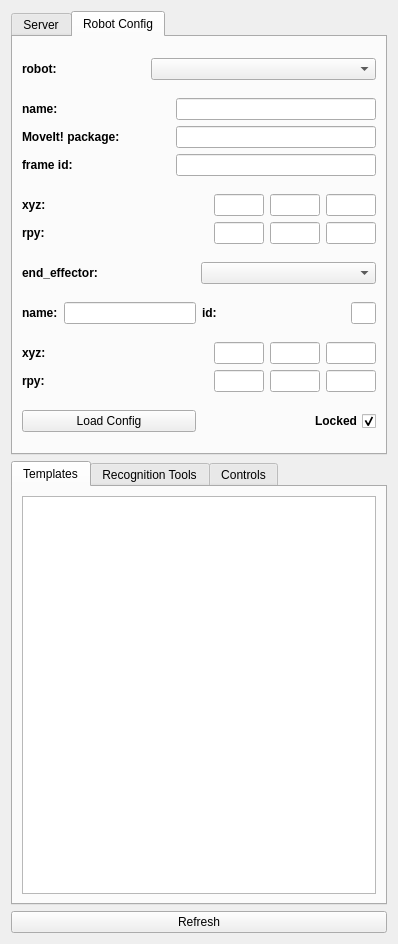
Qt form rviz_affordance_template_panel/ui/rviz_affordance_template_panel.ui (nyxrobotics/affordance_template) before a commit.
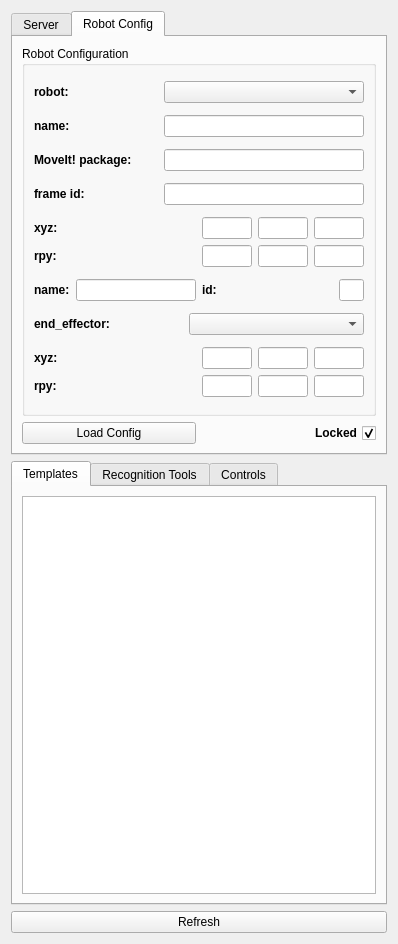
The same form after that commit. The open tabs and pages were chosen to show the change. Icons and pictures are not drawn.

Commit message: Allow changes to Robot Config prior to loading

Patch:
```diff
--- a/rviz_affordance_template_panel/ui/rviz_affordance_template_panel.ui
+++ b/rviz_affordance_template_panel/ui/rviz_affordance_template_panel.ui
@@ -225,6 +225,13 @@
      </widget>
     </widget>
    </item>
+   <item row="2" column="0">
+    <widget class="QPushButton" name="refresh_button">
+     <property name="text">
+      <string>Refresh</string>
+     </property>
+    </widget>
+   </item>
    <item row="0" column="0">
     <widget class="QTabWidget" name="config_tab">
      <property name="sizePolicy">
@@ -240,7 +247,7 @@
       </size>
      </property>
      <property name="currentIndex">
-      <number>0</number>
+      <number>1</number>
      </property>
      <widget class="QWidget" name="server_tab">
       <attribute name="title">
@@ -742,144 +749,8 @@
       <attribute name="title">
        <string>Robot Config</string>
       </attribute>
-      <layout class="QGridLayout" name="gridLayout_4">
-       <item row="0" column="0" colspan="2">
-        <layout class="QHBoxLayout" name="horizontalLayout_2">
-         <item>
-          <widget class="QLabel" name="robot_label">
-           <property name="font">
-            <font>
-             <weight>75</weight>
-             <bold>true</bold>
-            </font>
-           </property>
-           <property name="text">
-            <string>robot:</string>
-           </property>
-          </widget>
-         </item>
-         <item>
-          <widget class="QComboBox" name="robot_select">
-           <property name="sizePolicy">
-            <sizepolicy hsizetype="Fixed" vsizetype="Fixed">
-             <horstretch>0</horstretch>
-             <verstretch>0</verstretch>
-            </sizepolicy>
-           </property>
-           <property name="minimumSize">
-            <size>
-             <width>225</width>
-             <height>0</height>
-            </size>
-           </property>
-          </widget>
-         </item>
-        </layout>
-       </item>
-       <item row="1" column="0" colspan="2">
         <layout class="QGridLayout" name="gridLayout">
-         <item row="0" column="0">
-          <widget class="QLabel" name="robot_name_label">
-           <property name="font">
-            <font>
-             <weight>75</weight>
-             <bold>true</bold>
-            </font>
-           </property>
-           <property name="text">
-            <string>name:</string>
-           </property>
-          </widget>
-         </item>
-         <item row="0" column="1">
-          <widget class="QLineEdit" name="robot_name">
-           <property name="enabled">
-            <bool>true</bool>
-           </property>
-           <property name="maximumSize">
-            <size>
-             <width>200</width>
-             <height>16777215</height>
-            </size>
-           </property>
-           <property name="readOnly">
-            <bool>true</bool>
-           </property>
-          </widget>
-         </item>
          <item row="1" column="0">
-          <widget class="QLabel" name="package_label">
-           <property name="font">
-            <font>
-             <weight>75</weight>
-             <bold>true</bold>
-            </font>
-           </property>
-           <property name="text">
-            <string>MoveIt! package:</string>
-           </property>
-          </widget>
-         </item>
-         <item row="1" column="1">
-          <widget class="QLineEdit" name="moveit_package">
-           <property name="enabled">
-            <bool>true</bool>
-           </property>
-           <property name="sizePolicy">
-            <sizepolicy hsizetype="Fixed" vsizetype="Fixed">
-             <horstretch>0</horstretch>
-             <verstretch>0</verstretch>
-            </sizepolicy>
-           </property>
-           <property name="maximumSize">
-            <size>
-             <width>200</width>
-             <height>16777215</height>
-            </size>
-           </property>
-           <property name="readOnly">
-            <bool>true</bool>
-           </property>
-          </widget>
-         </item>
-         <item row="2" column="0">
-          <widget class="QLabel" name="frame_id_label">
-           <property name="font">
-            <font>
-             <weight>75</weight>
-             <bold>true</bold>
-            </font>
-           </property>
-           <property name="text">
-            <string>frame id:</string>
-           </property>
-          </widget>
-         </item>
-         <item row="2" column="1">
-          <widget class="QLineEdit" name="frame_id">
-           <property name="enabled">
-            <bool>true</bool>
-           </property>
-           <property name="sizePolicy">
-            <sizepolicy hsizetype="Fixed" vsizetype="Fixed">
-             <horstretch>100</horstretch>
-             <verstretch>0</verstretch>
-            </sizepolicy>
-           </property>
-           <property name="maximumSize">
-            <size>
-             <width>200</width>
-             <height>16777215</height>
-            </size>
-           </property>
-           <property name="readOnly">
-            <bool>true</bool>
-           </property>
-          </widget>
-         </item>
-        </layout>
-       </item>
-       <item row="6" column="0">
         <widget class="QPushButton" name="load_config_button">
          <property name="enabled">
           <bool>true</bool>
@@ -892,7 +763,105 @@
          </property>
         </widget>
        </item>
+       <item row="1" column="1">
+        <widget class="QCheckBox" name="robot_lock">
+         <property name="enabled">
+          <bool>true</bool>
+         </property>
+         <property name="font">
+          <font>
+           <weight>75</weight>
+           <bold>true</bold>
+          </font>
+         </property>
+         <property name="layoutDirection">
+          <enum>Qt::RightToLeft</enum>
+         </property>
+         <property name="text">
+          <string>Locked</string>
+         </property>
+         <property name="checked">
+          <bool>true</bool>
+         </property>
+        </widget>
+       </item>
+       <item row="0" column="0" colspan="2">
+        <widget class="QGroupBox" name="groupBox">
+         <property name="title">
+          <string>Robot Configuration</string>
+         </property>
+         <layout class="QGridLayout" name="gridLayout_9">
        <item row="5" column="0" colspan="2">
+           <layout class="QHBoxLayout" name="horizontalLayout_6">
+            <item>
+             <layout class="QHBoxLayout" name="horizontalLayout_3">
+              <item>
+               <widget class="QLabel" name="ee_name_label">
+                <property name="font">
+                 <font>
+                  <weight>75</weight>
+                  <bold>true</bold>
+                 </font>
+                </property>
+                <property name="text">
+                 <string>name:</string>
+                </property>
+               </widget>
+              </item>
+              <item>
+               <widget class="QLineEdit" name="ee_name">
+                <property name="enabled">
+                 <bool>true</bool>
+                </property>
+                <property name="maximumSize">
+                 <size>
+                  <width>200</width>
+                  <height>16777215</height>
+                 </size>
+                </property>
+                <property name="readOnly">
+                 <bool>false</bool>
+                </property>
+               </widget>
+              </item>
+             </layout>
+            </item>
+            <item>
+             <layout class="QHBoxLayout" name="horizontalLayout_4">
+              <item>
+               <widget class="QLabel" name="ee_id_label">
+                <property name="font">
+                 <font>
+                  <weight>75</weight>
+                  <bold>true</bold>
+                 </font>
+                </property>
+                <property name="text">
+                 <string>id:</string>
+                </property>
+               </widget>
+              </item>
+              <item>
+               <widget class="QLineEdit" name="ee_id">
+                <property name="enabled">
+                 <bool>true</bool>
+                </property>
+                <property name="maximumSize">
+                 <size>
+                  <width>25</width>
+                  <height>16777215</height>
+                 </size>
+                </property>
+                <property name="readOnly">
+                 <bool>false</bool>
+                </property>
+               </widget>
+              </item>
+             </layout>
+            </item>
+           </layout>
+          </item>
+          <item row="7" column="0" colspan="2">
         <layout class="QVBoxLayout" name="verticalLayout_5">
          <item>
           <layout class="QHBoxLayout" name="horizontalLayout_10">
@@ -927,7 +896,7 @@
               </size>
              </property>
              <property name="readOnly">
-              <bool>true</bool>
+                 <bool>false</bool>
              </property>
             </widget>
            </item>
@@ -949,7 +918,7 @@
               </size>
              </property>
              <property name="readOnly">
-              <bool>true</bool>
+                 <bool>false</bool>
              </property>
             </widget>
            </item>
@@ -971,7 +940,7 @@
               </size>
              </property>
              <property name="readOnly">
-              <bool>true</bool>
+                 <bool>false</bool>
              </property>
             </widget>
            </item>
@@ -1011,7 +980,7 @@
               </size>
              </property>
              <property name="readOnly">
-              <bool>true</bool>
+                 <bool>false</bool>
              </property>
             </widget>
            </item>
@@ -1033,7 +1002,7 @@
               </size>
              </property>
              <property name="readOnly">
-              <bool>true</bool>
+                 <bool>false</bool>
              </property>
             </widget>
            </item>
@@ -1055,7 +1024,7 @@
               </size>
              </property>
              <property name="readOnly">
-              <bool>true</bool>
+                 <bool>false</bool>
              </property>
             </widget>
            </item>
@@ -1063,7 +1032,7 @@
          </item>
         </layout>
        </item>
-       <item row="2" column="0" colspan="2">
+          <item row="4" column="0" colspan="2">
         <layout class="QVBoxLayout" name="verticalLayout_4">
          <item>
           <layout class="QHBoxLayout" name="horizontalLayout_7">
@@ -1098,7 +1067,7 @@
               </size>
              </property>
              <property name="readOnly">
-              <bool>true</bool>
+                 <bool>false</bool>
              </property>
             </widget>
            </item>
@@ -1120,7 +1089,7 @@
               </size>
              </property>
              <property name="readOnly">
-              <bool>true</bool>
+                 <bool>false</bool>
              </property>
             </widget>
            </item>
@@ -1142,7 +1111,7 @@
               </size>
              </property>
              <property name="readOnly">
-              <bool>true</bool>
+                 <bool>false</bool>
              </property>
             </widget>
            </item>
@@ -1182,7 +1151,7 @@
               </size>
              </property>
              <property name="readOnly">
-              <bool>true</bool>
+                 <bool>false</bool>
              </property>
             </widget>
            </item>
@@ -1204,7 +1173,7 @@
               </size>
              </property>
              <property name="readOnly">
-              <bool>true</bool>
+                 <bool>false</bool>
              </property>
             </widget>
            </item>
@@ -1226,7 +1195,7 @@
               </size>
              </property>
              <property name="readOnly">
-              <bool>true</bool>
+                 <bool>false</bool>
              </property>
             </widget>
            </item>
@@ -1234,7 +1203,119 @@
          </item>
         </layout>
        </item>
-       <item row="3" column="0" colspan="2">
+          <item row="3" column="1">
+           <widget class="QLineEdit" name="frame_id">
+            <property name="enabled">
+             <bool>true</bool>
+            </property>
+            <property name="sizePolicy">
+             <sizepolicy hsizetype="Fixed" vsizetype="Fixed">
+              <horstretch>100</horstretch>
+              <verstretch>0</verstretch>
+             </sizepolicy>
+            </property>
+            <property name="maximumSize">
+             <size>
+              <width>200</width>
+              <height>16777215</height>
+             </size>
+            </property>
+            <property name="readOnly">
+             <bool>false</bool>
+            </property>
+           </widget>
+          </item>
+          <item row="1" column="0">
+           <widget class="QLabel" name="robot_name_label">
+            <property name="font">
+             <font>
+              <weight>75</weight>
+              <bold>true</bold>
+             </font>
+            </property>
+            <property name="text">
+             <string>name:</string>
+            </property>
+           </widget>
+          </item>
+          <item row="2" column="1">
+           <widget class="QLineEdit" name="moveit_package">
+            <property name="enabled">
+             <bool>true</bool>
+            </property>
+            <property name="sizePolicy">
+             <sizepolicy hsizetype="Fixed" vsizetype="Fixed">
+              <horstretch>0</horstretch>
+              <verstretch>0</verstretch>
+             </sizepolicy>
+            </property>
+            <property name="maximumSize">
+             <size>
+              <width>200</width>
+              <height>16777215</height>
+             </size>
+            </property>
+            <property name="readOnly">
+             <bool>false</bool>
+            </property>
+           </widget>
+          </item>
+          <item row="3" column="0">
+           <widget class="QLabel" name="frame_id_label">
+            <property name="font">
+             <font>
+              <weight>75</weight>
+              <bold>true</bold>
+             </font>
+            </property>
+            <property name="text">
+             <string>frame id:</string>
+            </property>
+           </widget>
+          </item>
+          <item row="2" column="0">
+           <widget class="QLabel" name="package_label">
+            <property name="font">
+             <font>
+              <weight>75</weight>
+              <bold>true</bold>
+             </font>
+            </property>
+            <property name="text">
+             <string>MoveIt! package:</string>
+            </property>
+           </widget>
+          </item>
+          <item row="0" column="0">
+           <widget class="QLabel" name="robot_label">
+            <property name="font">
+             <font>
+              <weight>75</weight>
+              <bold>true</bold>
+             </font>
+            </property>
+            <property name="text">
+             <string>robot:</string>
+            </property>
+           </widget>
+          </item>
+          <item row="1" column="1">
+           <widget class="QLineEdit" name="robot_name">
+            <property name="enabled">
+             <bool>true</bool>
+            </property>
+            <property name="maximumSize">
+             <size>
+              <width>200</width>
+              <height>16777215</height>
+             </size>
+            </property>
+            <property name="readOnly">
+             <bool>false</bool>
+            </property>
+           </widget>
+          </item>
+          <item row="6" column="0" colspan="2">
         <layout class="QHBoxLayout" name="horizontalLayout">
          <item>
           <widget class="QLabel" name="end_effector_label">
@@ -1267,107 +1348,27 @@
          </item>
         </layout>
        </item>
-       <item row="4" column="0" colspan="2">
-        <layout class="QHBoxLayout" name="horizontalLayout_6">
-         <item>
-          <layout class="QHBoxLayout" name="horizontalLayout_3">
-           <item>
-            <widget class="QLabel" name="ee_name_label">
-             <property name="font">
-              <font>
-               <weight>75</weight>
-               <bold>true</bold>
-              </font>
-             </property>
-             <property name="text">
-              <string>name:</string>
-             </property>
-            </widget>
-           </item>
-           <item>
-            <widget class="QLineEdit" name="ee_name">
-             <property name="enabled">
-              <bool>true</bool>
-             </property>
-             <property name="maximumSize">
+          <item row="0" column="1">
+           <widget class="QComboBox" name="robot_select">
+            <property name="sizePolicy">
+             <sizepolicy hsizetype="Fixed" vsizetype="Fixed">
+              <horstretch>0</horstretch>
+              <verstretch>0</verstretch>
+             </sizepolicy>
+            </property>
+            <property name="minimumSize">
               <size>
                <width>200</width>
-               <height>16777215</height>
-              </size>
-             </property>
-             <property name="readOnly">
-              <bool>true</bool>
-             </property>
+              <height>0</height>
+             </size>
+            </property>
             </widget>
            </item>
           </layout>
-         </item>
-         <item>
-          <layout class="QHBoxLayout" name="horizontalLayout_4">
-           <item>
-            <widget class="QLabel" name="ee_id_label">
-             <property name="font">
-              <font>
-               <weight>75</weight>
-               <bold>true</bold>
-              </font>
-             </property>
-             <property name="text">
-              <string>id:</string>
-             </property>
-            </widget>
-           </item>
-           <item>
-            <widget class="QLineEdit" name="ee_id">
-             <property name="enabled">
-              <bool>true</bool>
-             </property>
-             <property name="maximumSize">
-              <size>
-               <width>25</width>
-               <height>16777215</height>
-              </size>
-             </property>
-             <property name="readOnly">
-              <bool>true</bool>
-             </property>
-            </widget>
-           </item>
-          </layout>
-         </item>
-        </layout>
-       </item>
-       <item row="6" column="1">
-        <widget class="QCheckBox" name="robot_lock">
-         <property name="enabled">
-          <bool>true</bool>
-         </property>
-         <property name="font">
-          <font>
-           <weight>75</weight>
-           <bold>true</bold>
-          </font>
-         </property>
-         <property name="layoutDirection">
-          <enum>Qt::RightToLeft</enum>
-         </property>
-         <property name="text">
-          <string>Locked</string>
-         </property>
-         <property name="checked">
-          <bool>true</bool>
-         </property>
-        </widget>
-       </item>
-      </layout>
-     </widget>
-    </widget>
-   </item>
-   <item row="2" column="0">
-    <widget class="QPushButton" name="refresh_button">
-     <property name="text">
-      <string>Refresh</string>
-     </property>
+        </widget>
+       </item>
+      </layout>
+     </widget>
     </widget>
    </item>
   </layout>
```
Lines whose indentation alone changed are shown as unchanged. The commit also changes 2 other files.
